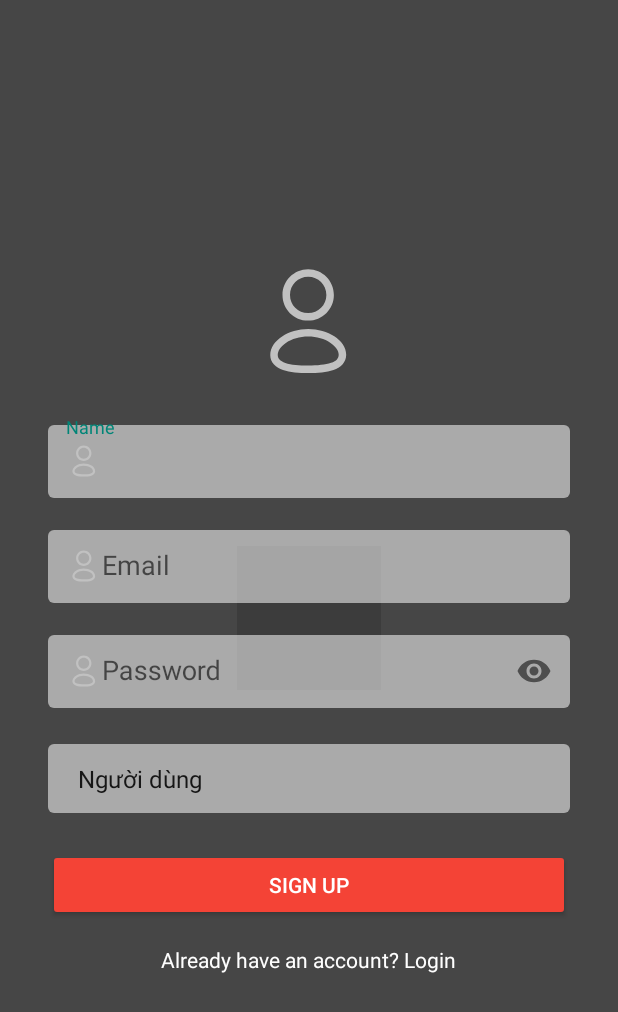
After one commit to Group6-PMA101/RecipeSharingApp, an Android app: the SignUpScreen screen opened directly, with no data from a screen before it, on a phone screen of 412 x 824 dp. The commit adds this screen. Shown: the top 1012 px of the screen. Run offline under Robolectric (Android 15) with nearby library versions, the phone set to English and light mode, and no system bars; our stand-ins replace Firebase (no records; nobody signed in at launch, a user with empty details on screens opened directly).

Commit message:
Login, Register

```diff
--- a/app/build.gradle
+++ b/app/build.gradle
@@ -54,4 +54,6 @@ dependencies {
     implementation 'com.google.firebase:firebase-database'
     implementation 'com.google.firebase:firebase-auth'
     implementation("com.google.android.gms:play-services-auth:20.7.0")
+
+    implementation 'com.google.android.material:material:1.6.0'
 }
--- /dev/null
+++ b/app/src/main/java/com/ph41626/pma101_recipesharingapplication/Activity/SignUpScreen.java
@@ -0,0 +1,95 @@
+package com.ph41626.pma101_recipesharingapplication.Activity;
+
+import android.content.Intent;
+import android.os.Bundle;
+import android.view.View;
+import android.widget.ArrayAdapter;
+import android.widget.EditText;
+import android.widget.Spinner;
+import android.widget.Toast;
+
+import androidx.annotation.NonNull;
+import androidx.appcompat.app.AppCompatActivity;
+
+import com.google.android.gms.tasks.OnCompleteListener;
+import com.google.android.gms.tasks.Task;
+import com.google.firebase.auth.AuthResult;
+import com.google.firebase.auth.FirebaseAuth;
+import com.ph41626.pma101_recipesharingapplication.R;
+
+public class SignUpScreen extends AppCompatActivity {
+
+    private EditText nameEditText, emailEditText, passwordEditText;
+    private Spinner roleSpinner;
+    private FirebaseAuth mAuth;
+
+    @Override
+    protected void onCreate(Bundle savedInstanceState) {
+        super.onCreate(savedInstanceState);
+        setContentView(R.layout.activity_sign_up_screen);
+
+        nameEditText = findViewById(R.id.name);
+        emailEditText = findViewById(R.id.email);
+        passwordEditText = findViewById(R.id.password);
+        roleSpinner = findViewById(R.id.chef_spinner);
+
+        mAuth = FirebaseAuth.getInstance();
+
+        // Thiết lập dữ liệu cho Spinner
+        ArrayAdapter<CharSequence> adapter = ArrayAdapter.createFromResource(this,
+                R.array.roles_array, android.R.layout.simple_spinner_item);
+        adapter.setDropDownViewResource(android.R.layout.simple_spinner_dropdown_item);
+        roleSpinner.setAdapter(adapter);
+
+        findViewById(R.id.sign_up).setOnClickListener(new View.OnClickListener() {
+            @Override
+            public void onClick(View v) {
+                registerUser();
+            }
+        });
+        findViewById(R.id.textNext).setOnClickListener(new View.OnClickListener() {
+            @Override
+            public void onClick(View v) {
+                nextPage();
+            }
+        });
+
+    }
+
+    private void nextPage(){
+        Intent intent = new Intent(SignUpScreen.this,SignInScreen.class);
+        startActivity(intent);
+    }
+    private void registerUser() {
+        String name = nameEditText.getText().toString().trim();
+        String email = emailEditText.getText().toString().trim();
+        String password = passwordEditText.getText().toString().trim();
+        String role = roleSpinner.getSelectedItem().toString();
+
+        if (name.isEmpty() || email.isEmpty() || password.isEmpty()) {
+            Toast.makeText(this, "Vui lòng điền đầy đủ thông tin", Toast.LENGTH_SHORT).show();
+        } else {
+            // Thực hiện đăng ký tài khoản với Firebase
+            mAuth.createUserWithEmailAndPassword(email, password)
+                    .addOnCompleteListener(this, new OnCompleteListener<AuthResult>() {
+                        @Override
+                        public void onComplete(@NonNull Task<AuthResult> task) {
+                            if (task.isSuccessful()) {
+                                // Đăng ký thành công, cập nhật UI hoặc thông báo cho người dùng
+                                Toast.makeText(SignUpScreen.this, "Đăng ký thành công", Toast.LENGTH_SHORT).show();
+                                Intent i = new Intent(SignUpScreen.this, SignInScreen.class);
+                                startActivity(i);
+                            } else {
+                                // Nếu đăng ký thất bại, hiển thị thông báo cho người dùng.
+                                Toast.makeText(SignUpScreen.this, "Đăng ký thất bại: " + task.getException().getMessage(), Toast.LENGTH_SHORT).show();
+                            }
+                        }
+                    });
+        }
+    }
+
+    public void onLoginClick(View view) {
+        // Xử lý khi người dùng nhấn vào "Đăng nhập"
+        Toast.makeText(this, "Đăng nhập", Toast.LENGTH_SHORT).show();
+    }
+}
--- /dev/null
+++ b/app/src/main/res/drawable/background_image.xml
@@ -0,0 +1,13 @@
+<!-- background_image.xml -->
+<layer-list xmlns:android="http://schemas.android.com/apk/res/android">
+    <item>
+        <bitmap
+            android:src="@drawable/img_signup_bg"
+            android:gravity="center"/>
+    </item>
+    <item>
+        <shape>
+            <solid android:color="#B7000000"/> <!-- Màu đen với độ mờ 50% -->
+        </shape>
+    </item>
+</layer-list>
--- /dev/null
+++ b/app/src/main/res/drawable/edit_text_background.xml
@@ -0,0 +1,6 @@
+<!-- edit_text_background.xml -->
+<shape xmlns:android="http://schemas.android.com/apk/res/android">
+    <solid android:color="#8AFFFFFF"/>
+    <corners android:radius="4dp"/>
+    <padding android:left="8dp" android:top="8dp" android:right="8dp" android:bottom="8dp"/>
+</shape>
--- /dev/null
+++ b/app/src/main/res/layout/activity_sign_up_screen.xml
@@ -0,0 +1,117 @@
+<RelativeLayout xmlns:android="http://schemas.android.com/apk/res/android"
+    xmlns:app="http://schemas.android.com/apk/res-auto"
+    android:layout_width="match_parent"
+    android:layout_height="match_parent"
+    android:background="@drawable/background_image"
+    android:padding="16dp">
+
+    <ScrollView
+        android:layout_width="match_parent"
+        android:layout_height="match_parent"
+        android:fillViewport="true">
+
+        <LinearLayout
+            android:layout_width="match_parent"
+            android:layout_height="wrap_content"
+            android:orientation="vertical"
+            android:gravity="center"
+            android:padding="16dp"
+            >
+
+            <ImageView
+                android:layout_width="80dp"
+                android:layout_height="80dp"
+                android:src="@drawable/ic_user"
+                android:contentDescription="@string/profile_icon"
+                android:layout_marginBottom="24dp" />
+
+            <com.google.android.material.textfield.TextInputLayout
+                android:layout_width="match_parent"
+                android:layout_height="wrap_content"
+                android:layout_marginBottom="16dp"
+                app:boxBackgroundMode="outline"
+
+                app:hintEnabled="true"
+                >
+
+                <com.google.android.material.textfield.TextInputEditText
+                    android:id="@+id/name"
+                    android:layout_width="match_parent"
+                    android:layout_height="wrap_content"
+                    android:hint="@string/hint_name"
+                    android:inputType="textPersonName"
+                    android:drawableStart="@drawable/ic_user"
+                    android:padding="12dp"
+                    android:background="@drawable/edit_text_background"/>
+            </com.google.android.material.textfield.TextInputLayout>
+
+            <com.google.android.material.textfield.TextInputLayout
+                android:layout_width="match_parent"
+                android:layout_height="wrap_content"
+                android:layout_marginBottom="16dp"
+                app:boxBackgroundMode="outline"
+                app:hintEnabled="true"
+                >
+
+                <com.google.android.material.textfield.TextInputEditText
+                    android:id="@+id/email"
+                    android:layout_width="match_parent"
+                    android:layout_height="wrap_content"
+                    android:hint="@string/hint_email"
+                    android:inputType="textEmailAddress"
+                    android:drawableStart="@drawable/ic_user"
+                    android:padding="12dp"
+                    android:background="@drawable/edit_text_background"/>
+            </com.google.android.material.textfield.TextInputLayout>
+
+            <com.google.android.material.textfield.TextInputLayout
+                android:layout_width="match_parent"
+                android:layout_height="wrap_content"
+                android:layout_marginBottom="24dp"
+                app:boxBackgroundMode="outline"
+                app:endIconMode="password_toggle"
+                app:hintEnabled="true"
+                >
+
+                <com.google.android.material.textfield.TextInputEditText
+                    android:id="@+id/password"
+                    android:layout_width="match_parent"
+                    android:layout_height="wrap_content"
+                    android:hint="@string/hint_password"
+                    android:inputType="textPassword"
+                    android:drawableStart="@drawable/ic_user"
+                    android:padding="12dp"
+                    android:background="@drawable/edit_text_background"/>
+            </com.google.android.material.textfield.TextInputLayout>
+
+            <Spinner
+                android:id="@+id/chef_spinner"
+                android:layout_width="match_parent"
+                android:layout_height="wrap_content"
+                android:layout_marginBottom="24dp"
+                android:background="@drawable/edit_text_background"
+                android:padding="12dp"
+                android:spinnerMode="dropdown"/>
+
+            <Button
+                android:id="@+id/sign_up"
+                android:layout_width="match_parent"
+                android:layout_height="wrap_content"
+                android:text="@string/sign_up"
+                android:backgroundTint="@color/colorPrimary"
+                android:textColor="@android:color/white"
+                android:padding="12dp"/>
+            <TextView
+                android:id="@+id/textNext"
+                android:layout_width="wrap_content"
+                android:layout_height="wrap_content"
+                android:text="@string/already_have_account"
+                android:textColor="@android:color/white"
+                android:layout_marginTop="16dp"
+                android:clickable="true"
+                android:focusable="true"
+                android:onClick="onLoginClick"
+                android:textAppearance="@style/TextAppearance.AppCompat.Body1"/>
+        </LinearLayout>
+    </ScrollView>
+</RelativeLayout>
--- /dev/null
+++ b/app/src/main/res/values/arrays.xml
@@ -0,0 +1,6 @@
+<resources>
+    <string-array name="roles_array">
+        <item>Người dùng</item>
+        <item>Đầu bếp</item>
+    </string-array>
+</resources>
--- a/app/src/main/res/values/colors.xml
+++ b/app/src/main/res/values/color.xml
@@ -2,8 +2,8 @@
 <resources>
     <color name="transparent">#00000000</color>
     <color name="black_000">#FF000000</color>
-    <color name="black_333">#FF333333</color>
-    <color name="black_333_99">#99333333</color>
+    <color name="black_333">#333333</color>
+    <color name="black_333_99">#FF333333</color>
     <color name="white_1C1">#FFC1C1C1</color>
     <color name="white_1F1">#F1F1F1</color>
     <color name="white_030_CC">#CC303030</color>
@@ -11,4 +11,6 @@
     <color name="white_9A9">#A9A9A9</color>
     <color name="white_000">#FFFFFFFF</color>
     <color name="red_E00">#E23E3E</color>
+    <color name="colorPrimary">#F44336</color>
+
 </resources>
--- a/app/src/main/res/values/strings.xml
+++ b/app/src/main/res/values/strings.xml
@@ -2,4 +2,13 @@
     <string name="app_name">PMA101- Recipe Sharing Application</string>
     <!-- TODO: Remove or change this placeholder text -->
     <string name="hello_blank_fragment">Hello blank fragment</string>
+
+
+    <string name="profile_icon">Profile Icon</string>
+    <string name="hint_name">Name</string>
+    <string name="hint_email">Email</string>
+    <string name="hint_password">Password</string>
+    <string name="sign_up">Sign Up</string>
+    <string name="already_have_account">Already have an account? Login</string>
+
 </resources>
--- a/build.gradle
+++ b/build.gradle
@@ -1,7 +1,7 @@
 // Top-level build file where you can add configuration options common to all sub-projects/modules.
 plugins {
-    id 'com.android.application' version '8.0.0' apply false
-    id 'com.android.library' version '8.0.0' apply false
+    id 'com.android.application' version '8.4.0' apply false
+    id 'com.android.library' version '8.4.0' apply false
     id 'org.jetbrains.kotlin.android' version '1.8.0' apply false
     id 'com.google.gms.google-services' version '4.4.1' apply false
 }
```
Also changed, not shown: app/src/main/AndroidManifest.xml (+7 -0 lines), app/src/main/java/com/ph41626/pma101_recipesharingapplication/Activity/SignInScreen.java (added, +151 -0 lines), app/src/main/res/layout/activity_sign_in_screen.xml (added, +111 -0 lines), gradle/wrapper/gradle-wrapper.properties, 1 other file.
